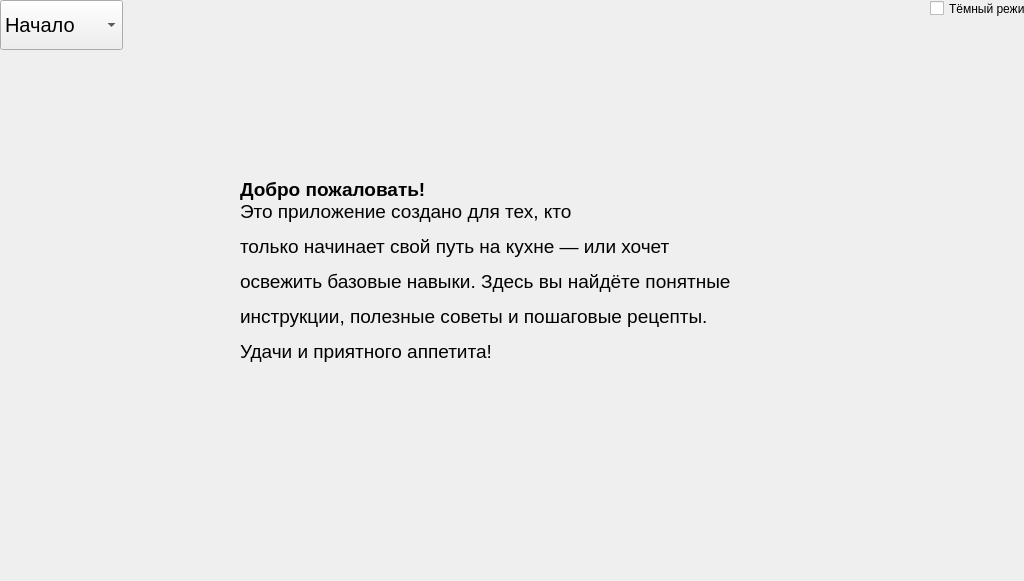
Qt form MASLO.ui (usys36545-netizen/MASLO) before a commit.
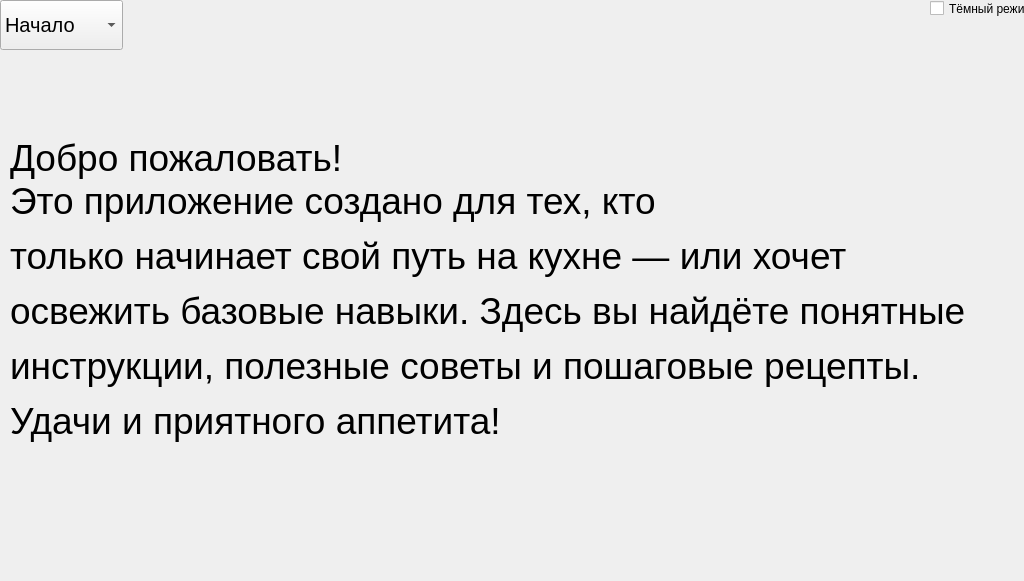
The same form after that commit.

Commit message:
Сделал красивше
Теперь при выборе 'Начало' текст сноситься по строкам, а так же в 'Рис'. В ui подогнал по стандарту (сделал чтобы в начале(запуск приложения)  было  красивше)

Patch:
```diff
--- a/MASLO.ui
+++ b/MASLO.ui
@@ -131,10 +131,10 @@
   <widget class="QLabel" name="label">
    <property name="geometry">
     <rect>
-     <x>240</x>
-     <y>110</y>
-     <width>581</width>
-     <height>321</height>
+     <x>10</x>
+     <y>60</y>
+     <width>1001</width>
+     <height>461</height>
     </rect>
    </property>
    <property name="toolTipDuration">
@@ -153,7 +153,7 @@
     <number>0</number>
    </property>
    <property name="text">
-    <string>&lt;html&gt;&lt;head/&gt;&lt;body&gt;&lt;p&gt;&lt;span style=&quot; font-size:14pt; font-weight:600;&quot;&gt;Добро пожаловать!&lt;/span&gt;&lt;span style=&quot; font-size:14pt;&quot;&gt;&lt;br/&gt;Это приложение создано для тех, кто&lt;/span&gt;&lt;/p&gt;&lt;p&gt;&lt;span style=&quot; font-size:14pt;&quot;&gt;только начинает свой путь на кухне — или хочет&lt;/span&gt;&lt;/p&gt;&lt;p&gt;&lt;span style=&quot; font-size:14pt;&quot;&gt;освежить базовые навыки. Здесь вы найдёте понятные&lt;/span&gt;&lt;/p&gt;&lt;p&gt;&lt;span style=&quot; font-size:14pt;&quot;&gt;инструкции, полезные советы и пошаговые рецепты. &lt;/span&gt;&lt;/p&gt;&lt;p&gt;&lt;span style=&quot; font-size:14pt;&quot;&gt;Удачи и приятного аппетита!&lt;/span&gt;&lt;/p&gt;&lt;/body&gt;&lt;/html&gt;</string>
+    <string>&lt;html&gt;&lt;head/&gt;&lt;body&gt;&lt;p&gt;&lt;span style=&quot; font-size:28pt;&quot;&gt;Добро пожаловать!&lt;/span&gt;&lt;span style=&quot; font-size:28pt;&quot;&gt;&lt;br/&gt;Это приложение создано для тех, кто&lt;/span&gt;&lt;/p&gt;&lt;p&gt;&lt;span style=&quot; font-size:28pt;&quot;&gt;только начинает свой путь на кухне — или хочет&lt;/span&gt;&lt;/p&gt;&lt;p&gt;&lt;span style=&quot; font-size:28pt;&quot;&gt;освежить базовые навыки. Здесь вы найдёте понятные&lt;/span&gt;&lt;/p&gt;&lt;p&gt;&lt;span style=&quot; font-size:28pt;&quot;&gt;инструкции, полезные советы и пошаговые рецепты. &lt;/span&gt;&lt;/p&gt;&lt;p&gt;&lt;span style=&quot; font-size:28pt;&quot;&gt;Удачи и приятного аппетита!&lt;/span&gt;&lt;/p&gt;&lt;/body&gt;&lt;/html&gt;</string>
    </property>
   </widget>
  </widget>
```
Left out of the diff: 2 changed lines with no effect on the pictures. The commit also changes 1 other file.
